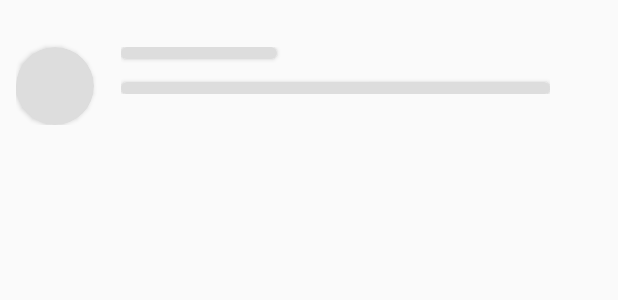
After one commit to usinoriya2/Tech-Assignment, an Android app: the layout shimmer_placeholder_layout.xml on its own in the app's theme, with its tools: preview values and no code run, on a phone screen of 412 x 824 dp. The commit adds this screen. Shown: the top 300 px of the screen. Run offline under Robolectric (Android 15) with nearby library versions, the phone set to English and light mode, and no system bars.

Commit message:
shimmer animation added

```diff
--- a/app/build.gradle
+++ b/app/build.gradle
@@ -24,6 +24,7 @@ android {
 
 dependencies {
     implementation fileTree(dir: "libs", include: ["*.jar"])
+    implementation 'com.facebook.shimmer:shimmer:0.1.0@aar'
     implementation 'androidx.appcompat:appcompat:1.3.0'
     implementation 'com.intuit.sdp:sdp-android:1.0.6'
     implementation "androidx.cardview:cardview:1.0.0"
--- a/app/src/main/AndroidManifest.xml
+++ b/app/src/main/AndroidManifest.xml
@@ -1,7 +1,7 @@
 <?xml version="1.0" encoding="utf-8"?>
 <manifest xmlns:android="http://schemas.android.com/apk/res/android"
     package="com.example.techassignment">
-
+    <uses-permission android:name="android.permission.INTERNET" />
     <application
         android:allowBackup="true"
         android:icon="@mipmap/ic_launcher"
@@ -16,6 +16,7 @@
                 <category android:name="android.intent.category.LAUNCHER" />
             </intent-filter>
         </activity>
+
     </application>
 
 </manifest>
--- a/app/src/main/java/com/example/techassignment/MainActivity.java
+++ b/app/src/main/java/com/example/techassignment/MainActivity.java
@@ -3,6 +3,8 @@ package com.example.techassignment;
 import androidx.appcompat.app.AppCompatActivity;
 
 import android.os.Bundle;
+
+import com.facebook.shimmer.ShimmerFrameLayout;
 
 public class MainActivity extends AppCompatActivity {
 
@@ -10,5 +12,8 @@ public class MainActivity extends AppCompatActivity {
     protected void onCreate(Bundle savedInstanceState) {
         super.onCreate(savedInstanceState);
         setContentView(R.layout.activity_main);
+        ShimmerFrameLayout shimmerFrameLayout =
+                (ShimmerFrameLayout) findViewById(R.id.shimmerFrameLayout);
+        shimmerFrameLayout.startShimmerAnimation();
     }
 }
--- /dev/null
+++ b/app/src/main/res/layout/shimmer_placeholder_layout.xml
@@ -0,0 +1,39 @@
+<?xml version="1.0" encoding="utf-8"?>
+<RelativeLayout xmlns:android="http://schemas.android.com/apk/res/android"
+    android:layout_width="match_parent"
+    android:layout_height="wrap_content"
+    xmlns:app="http://schemas.android.com/apk/res-auto"
+    android:layout_marginTop="@dimen/_16sdp"
+    android:layout_marginBottom="@dimen/_16sdp"
+    android:layout_marginStart="@dimen/_8sdp">
+
+    <androidx.cardview.widget.CardView
+        android:id="@+id/thumbnail"
+        android:layout_width="@dimen/_40sdp"
+        android:layout_height="@dimen/_40sdp"
+        android:layout_marginEnd="@dimen/_14sdp"
+        android:layout_marginTop="@dimen/_8sdp"
+        app:cardCornerRadius="@dimen/_20sdp"
+        app:cardBackgroundColor="@color/colorGrey"
+        />
+
+    <LinearLayout
+        android:layout_width="wrap_content"
+        android:layout_height="wrap_content"
+        android:layout_toEndOf="@id/thumbnail"
+        android:layout_marginTop="@dimen/_8sdp"
+        android:orientation="vertical"
+        >
+        <androidx.cardview.widget.CardView
+            android:layout_width="@dimen/_80sdp"
+            android:layout_height="@dimen/_6sdp"
+            app:cardCornerRadius="@dimen/_10sdp"
+            app:cardBackgroundColor="@color/colorGrey" />
+        <androidx.cardview.widget.CardView
+            android:layout_width="@dimen/_220sdp"
+            android:layout_height="@dimen/_6sdp"
+            android:layout_marginTop="15dp"
+            app:cardCornerRadius="@dimen/_10sdp"
+            app:cardBackgroundColor="@color/colorGrey" />
+    </LinearLayout>
+</RelativeLayout>
--- a/app/src/main/res/values/colors.xml
+++ b/app/src/main/res/values/colors.xml
@@ -6,4 +6,5 @@
     <color name="red">#FF0000</color>
     <color name="white">#FFFFFF</color>
     <color name="button_green">#6BAC7D</color>
+    <color name="colorGrey">#dddddd</color>
 </resources>
```
Also changed, not shown: app/src/main/res/layout/activity_main.xml (+32 -0 lines).
